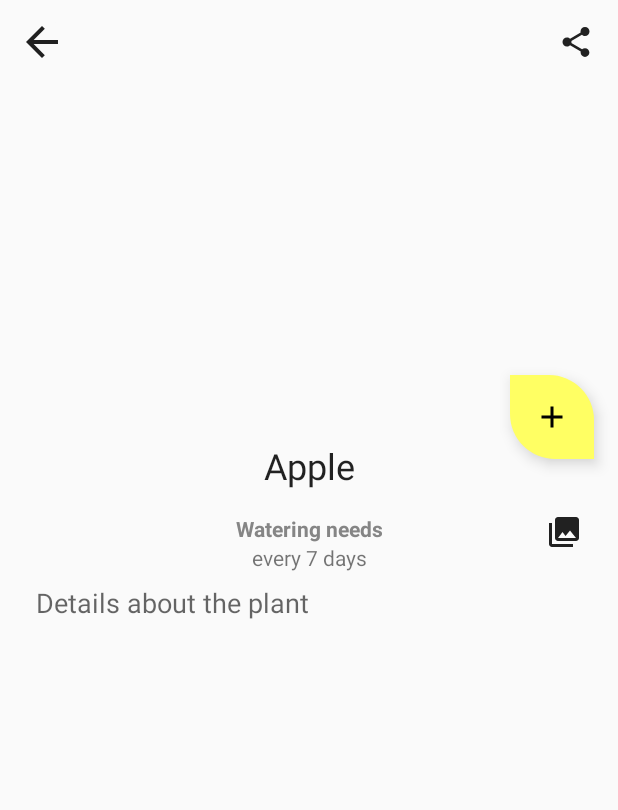
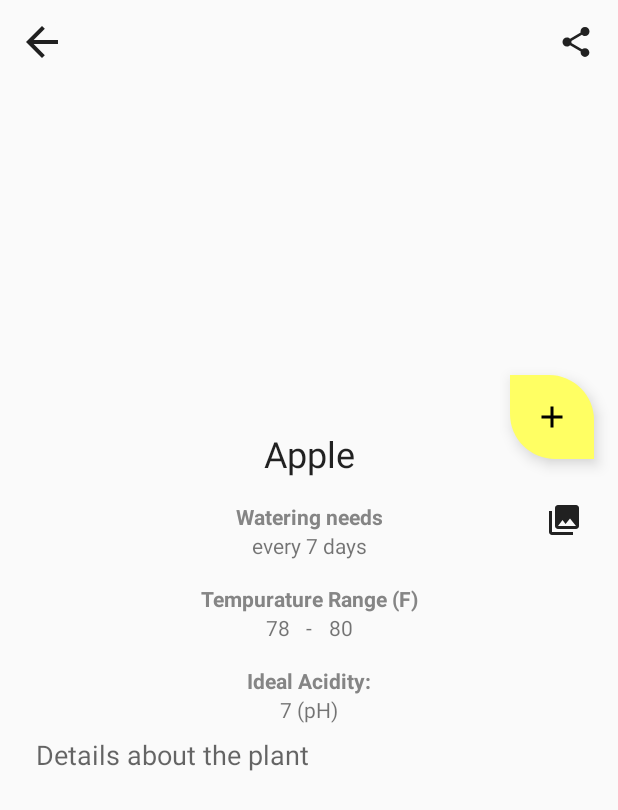
Before and after one commit to CarsonEllsworth33/Team7Plant, an Android app: the layout fragment_plant_detail.xml on its own in the app's theme, with its tools: preview values and no code run, on a phone screen of 412 x 824 dp. Shown: the top 810 px of the screen. Run offline under Robolectric (Android 15) with nearby library versions, the phone set to English and light mode, and no system bars.

Commit message:
Updated Page details page to display new data fields

```diff
--- a/sunflower/app/src/main/java/com/google/samples/apps/sunflower/adapters/PlantDetailBindingAdapters.kt
+++ b/sunflower/app/src/main/java/com/google/samples/apps/sunflower/adapters/PlantDetailBindingAdapters.kt
@@ -64,6 +64,25 @@ fun bindWateringText(textView: TextView, wateringInterval: Int) {
         wateringInterval,
         wateringInterval
     )
+    val water_amount = wateringInterval.toString() + " (mL/day)"
 
-    textView.text = quantityString
+    textView.text = water_amount
 }
+
+@BindingAdapter("mintempText")
+fun bindMinTempText(textView: TextView, mintemp: Int) {
+    val mintempstring =mintemp.toString()
+    textView.text = mintempstring
+}
+
+@BindingAdapter("maxtempText")
+fun bindMaxTempText(textView: TextView, maxtemp: Int) {
+    val maxtempstring = maxtemp.toString()
+    textView.text = maxtempstring
+}
+
+@BindingAdapter("acidityText")
+fun bindTempText(textView: TextView, ideal_acidity: Float) {
+    val aciditystring = ideal_acidity.toString() + " (pH)"
+    textView.text = aciditystring
+}
--- a/sunflower/app/src/main/res/layout/fragment_plant_detail.xml
+++ b/sunflower/app/src/main/res/layout/fragment_plant_detail.xml
@@ -139,8 +139,86 @@
                     app:layout_constraintEnd_toEndOf="parent"
                     app:layout_constraintStart_toStartOf="parent"
                     app:layout_constraintTop_toBottomOf="@id/plant_watering_header"
-                    app:wateringText="@{viewModel.plant.wateringInterval}"
+                    app:wateringText="@{viewModel.plant.watering_amount}"
                     tools:text="every 7 days" />
+
+                <TextView
+                    android:id="@+id/plant_temp_header"
+                    android:layout_width="0dp"
+                    android:layout_height="wrap_content"
+                    android:layout_marginStart="@dimen/margin_small"
+                    android:layout_marginTop="@dimen/margin_normal"
+                    android:layout_marginEnd="@dimen/margin_small"
+                    android:gravity="center_horizontal"
+                    android:text="Tempurature Range (F)"
+                    android:textColor="?attr/colorAccent"
+                    android:textStyle="bold"
+                    app:layout_constraintEnd_toEndOf="parent"
+                    app:layout_constraintStart_toStartOf="parent"
+                    app:layout_constraintTop_toBottomOf="@id/plant_watering" />
+
+                <TextView
+                    android:id="@+id/hyphen"
+                    android:layout_width="26dp"
+                    android:layout_height="wrap_content"
+                    android:gravity="center"
+                    android:text=" - "
+                    app:layout_constraintEnd_toStartOf="@+id/plant_temp_max"
+                    app:layout_constraintStart_toEndOf="@+id/plant_temp_min"
+                    app:layout_constraintTop_toBottomOf="@id/plant_temp_header"
+                    tools:text=" - " />
+
+                <TextView
+                    android:id="@+id/plant_temp_min"
+                    android:layout_width="0dp"
+                    android:layout_height="wrap_content"
+                    android:layout_marginStart="@dimen/margin_small"
+                    android:gravity="right"
+                    app:layout_constraintEnd_toStartOf="@+id/hyphen"
+                    app:layout_constraintStart_toStartOf="parent"
+                    app:layout_constraintTop_toBottomOf="@id/plant_temp_header"
+                    app:mintempText="@{viewModel.plant.min_temp_F}"
+                    tools:text="78" />
+
+                <TextView
+                    android:id="@+id/plant_temp_max"
+                    android:layout_width="0dp"
+                    android:layout_height="wrap_content"
+                    android:layout_marginEnd="@dimen/margin_small"
+                    android:gravity="left"
+                    app:layout_constraintEnd_toEndOf="parent"
+                    app:layout_constraintStart_toEndOf="@+id/hyphen"
+                    app:layout_constraintTop_toBottomOf="@id/plant_temp_header"
+                    app:maxtempText="@{viewModel.plant.max_temp_F}"
+                    tools:text="80" />
+
+                <TextView
+                    android:id="@+id/plant_acidity_header"
+                    android:layout_width="0dp"
+                    android:layout_height="wrap_content"
+                    android:layout_marginStart="@dimen/margin_small"
+                    android:layout_marginTop="@dimen/margin_normal"
+                    android:layout_marginEnd="@dimen/margin_small"
+                    android:gravity="center_horizontal"
+                    android:text="Ideal Acidity:"
+                    android:textColor="?attr/colorAccent"
+                    android:textStyle="bold"
+                    app:layout_constraintEnd_toEndOf="parent"
+                    app:layout_constraintStart_toStartOf="parent"
+                    app:layout_constraintTop_toBottomOf="@id/plant_temp_min" />
+
+                <TextView
+                    android:id="@+id/plant_acidity"
+                    android:layout_width="0dp"
+                    android:layout_height="wrap_content"
+                    android:layout_marginStart="@dimen/margin_small"
+                    android:layout_marginEnd="@dimen/margin_small"
+                    android:gravity="center_horizontal"
+                    app:layout_constraintEnd_toEndOf="parent"
+                    app:layout_constraintStart_toStartOf="parent"
+                    app:layout_constraintTop_toBottomOf="@id/plant_acidity_header"
+                    app:acidityText="@{viewModel.plant.ideal_acidity}"
+                    tools:text="7 (pH)" />
 
                 <ImageView
                     android:id="@+id/gallery_nav"
@@ -164,11 +242,11 @@
                     android:layout_marginStart="@dimen/margin_small"
                     android:layout_marginTop="@dimen/margin_small"
                     android:layout_marginEnd="@dimen/margin_small"
+                    android:minHeight="@dimen/plant_description_min_height"
                     android:textIsSelectable="true"
-                    android:minHeight="@dimen/plant_description_min_height"
                     app:layout_constraintEnd_toEndOf="parent"
                     app:layout_constraintStart_toStartOf="parent"
-                    app:layout_constraintTop_toBottomOf="@id/plant_watering"
+                    app:layout_constraintTop_toBottomOf="@id/plant_acidity"
                     app:renderHtml="@{viewModel.plant.description}"
                     tools:text="Details about the plant" />
 
```
